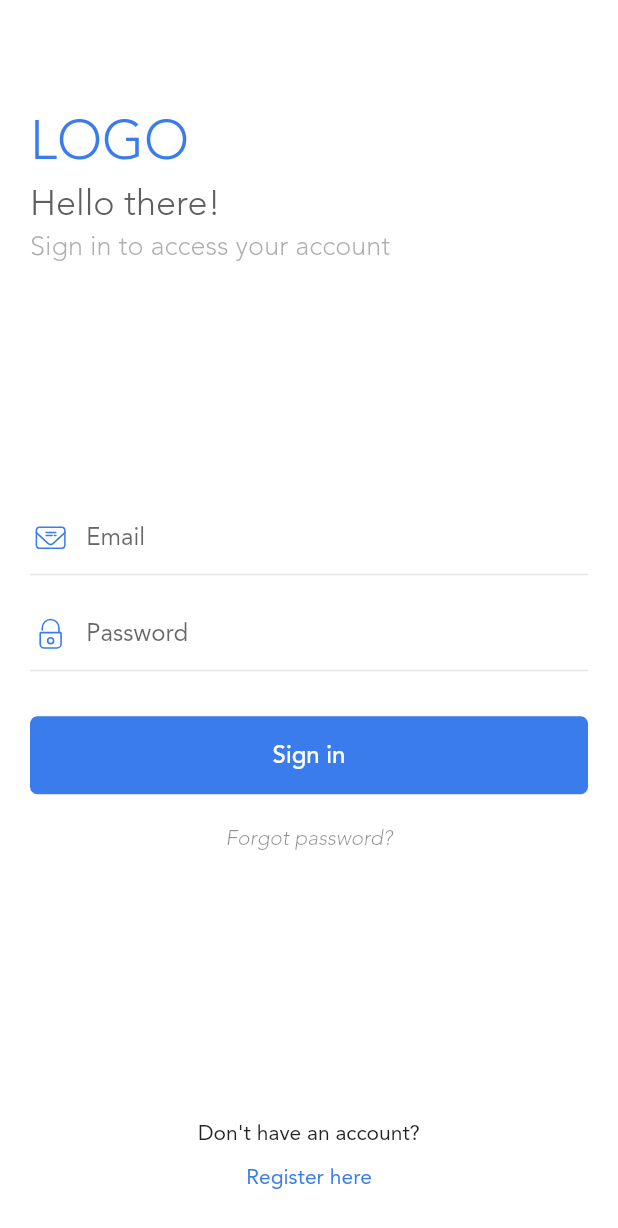
After one commit to inovtribe/flutter_real_estate, a Flutter app: the SignInScreen screen opened directly, on a phone screen of 412 x 824 dp. The commit adds this screen. Shown: the top 1228 px of the screen. Run offline on Flutter 3.47's test engine with Material 2 defaults, Android fonts, the phone set to English and light mode, and no system bars; our stand-ins replace flutter_svg, introduction_screen.

Commit message:
Sign in screen

```diff
--- /dev/null
+++ b/lib/constants/colors.dart
@@ -0,0 +1,4 @@
+import 'package:flutter/material.dart';
+const blue = Color(0xFF3B7CEC);
+const lightBlue = Color(0xFF9DABC0);
+const gray = Color(0xFF5F5F5F);
--- a/lib/main.dart
+++ b/lib/main.dart
@@ -11,16 +11,9 @@ class MyApp extends StatelessWidget {
       title: 'Flutter Demo',
       debugShowCheckedModeBanner: false,
       theme: ThemeData(
-        // This is the theme of your application.
-        //
-        // Try running your application with "flutter run". You'll see the
-        // application has a blue toolbar. Then, without quitting the app, try
-        // changing the primarySwatch below to Colors.green and then invoke
-        // "hot reload" (press "r" in the console where you ran "flutter run",
-        // or simply save your changes to "hot reload" in a Flutter IDE).
-        // Notice that the counter didn't reset back to zero; the application
-        // is not restarted.
         primarySwatch: Colors.blue,
+        backgroundColor: Colors.white,
+        canvasColor: Colors.white
       ),
       home: OnboardingScreen(),
     );
--- a/lib/screens/onboarding.dart
+++ b/lib/screens/onboarding.dart
@@ -1,6 +1,8 @@
+import 'package:flutter/cupertino.dart';
 import 'package:flutter/material.dart';
 import 'package:flutter_svg/flutter_svg.dart';
 import 'package:introduction_screen/introduction_screen.dart';
+import 'package:real_estate/screens/sign_in.dart';
 import 'package:real_estate/text_styles/Introduction.dart';
 
 class OnboardingScreen extends StatefulWidget {
@@ -83,9 +85,18 @@ class _OnboardingScreenState extends State<OnboardingScreen> {
                 ))
             .toList(),
         onDone: () {},
-        done: const Text(
-          'SIGN IN',
-          style: buttonText,
+        done: GestureDetector(
+          onTap: () {
+            Navigator.of(context).pushReplacement(
+              CupertinoPageRoute(
+                builder: (ctx) => SignInScreen(),
+              ),
+            );
+          },
+          child: const Text(
+            'SIGN IN',
+            style: buttonText,
+          ),
         ),
         next: const Text(
           'NEXT',
--- /dev/null
+++ b/lib/screens/sign_in.dart
@@ -0,0 +1,192 @@
+import 'package:flutter/material.dart';
+import 'package:flutter_svg/flutter_svg.dart';
+import 'package:real_estate/constants/colors.dart';
+
+class SignInScreen extends StatefulWidget {
+  @override
+  _SignInScreenState createState() => _SignInScreenState();
+}
+
+class _SignInScreenState extends State<SignInScreen> {
+  Widget _buildHeader() {
+    return Container(
+      width: double.infinity,
+      padding: EdgeInsets.only(top: 50),
+      child: Column(
+        crossAxisAlignment: CrossAxisAlignment.start,
+        children: <Widget>[
+          Text(
+            "LOGO",
+            style: TextStyle(
+              fontFamily: "Avenir",
+              fontSize: 36,
+              fontWeight: FontWeight.w300,
+              color: blue,
+            ),
+          ),
+          Text(
+            "Hello there!",
+            style: TextStyle(
+              fontFamily: "Avenir",
+              fontSize: 24,
+              fontWeight: FontWeight.w300,
+              color: gray,
+            ),
+          ),
+          Opacity(
+            opacity: .5,
+            child: Text(
+              "Sign in to access your account",
+              style: TextStyle(
+                color: gray,
+                fontFamily: "Avenir",
+                fontSize: 18,
+                fontWeight: FontWeight.w300,
+              ),
+            ),
+          )
+        ],
+      ),
+    );
+  }
+
+  Widget _buildTextField(String hintText, bool isPassword) {
+    return TextField(
+      obscureText: isPassword,
+      style: TextStyle(
+        fontFamily: "Avenir",
+        fontSize: 16,
+      ),
+      decoration: InputDecoration(
+        hintText: hintText,
+        border: UnderlineInputBorder(
+          borderSide: BorderSide.none,
+        ),
+      ),
+    );
+  }
+
+  Widget _buildFormRow(String iconPath, String hintText, bool isPassword) {
+    return Container(
+      decoration: BoxDecoration(
+        border: Border(
+          bottom: BorderSide(
+            color: Color(0xFFE6E6E6),
+          ),
+        ),
+      ),
+      child: Row(
+        children: <Widget>[
+          SvgPicture.asset(iconPath),
+          SizedBox(width: 10),
+          Flexible(
+            child: _buildTextField(hintText, isPassword),
+          ),
+        ],
+      ),
+    );
+  }
+
+  Widget _buildForm() {
+    return Container(
+      width: double.infinity,
+      child: Column(
+        children: <Widget>[
+          _buildFormRow("assets/images/email.svg", "Email", false),
+          SizedBox(height: 15),
+          _buildFormRow("assets/images/lock.svg", "Password", true),
+          SizedBox(height: 30),
+          Container(
+            width: double.infinity,
+            child: RaisedButton(
+              onPressed: () {},
+              padding: EdgeInsets.symmetric(vertical: 15),
+              elevation: 0,
+              shape: RoundedRectangleBorder(
+                borderRadius: BorderRadius.circular(5),
+              ),
+              color: blue,
+              textColor: Colors.white,
+              child: Text(
+                'Sign in',
+                style: TextStyle(
+                  fontFamily: "Avenir",
+                  fontSize: 16,
+                ),
+              ),
+            ),
+          ),
+          GestureDetector(
+            onTap: () {
+              print("Forgot password");
+            },
+            child: Container(
+              padding: EdgeInsets.all(20),
+              child: Opacity(
+                opacity: .5,
+                child: Text(
+                  'Forgot password?',
+                  style: TextStyle(
+                    fontFamily: "Avenir",
+                    fontSize: 14,
+                    fontStyle: FontStyle.italic,
+                  ),
+                ),
+              ),
+            ),
+          ),
+        ],
+      ),
+    );
+  }
+
+  Widget _buildFooter() {
+    const footerStyle = TextStyle(fontFamily: "Avenir", fontSize: 14);
+    return Container(
+      child: Column(
+        children: <Widget>[
+          Text(
+            "Don't have an account?",
+            style: footerStyle,
+          ),
+          GestureDetector(
+            onTap: () {
+              print("Register");
+            },
+            child: Container(
+              padding: EdgeInsets.all(10),
+              child: Text(
+                "Register here",
+                style: footerStyle.copyWith(color: blue),
+              ),
+            ),
+          ),
+        ],
+      ),
+    );
+  }
+
+  @override
+  Widget build(BuildContext context) {
+    return Scaffold(
+      body: SingleChildScrollView(
+        child: ConstrainedBox(
+          constraints: BoxConstraints(maxHeight: MediaQuery.of(context).size.height),
+          child: Container(
+            padding: EdgeInsets.all(20),
+            child: Column(
+              mainAxisAlignment: MainAxisAlignment.spaceBetween,
+              children: <Widget>[
+                _buildHeader(),
+                // SizedBox(height: 100),
+                _buildForm(),
+                // SizedBox(height: 200),
+                _buildFooter(),
+              ],
+            ),
+          ),
+        ),
+      ),
+    );
+  }
+}
--- a/lib/text_styles/Introduction.dart
+++ b/lib/text_styles/Introduction.dart
@@ -1,20 +1,21 @@
 import 'package:flutter/material.dart';
+import 'package:real_estate/constants/colors.dart';
 
 const introTitleStyle = const TextStyle(
   fontFamily: 'Avenir',
   fontSize: 22.0,
   fontWeight: FontWeight.w700,
-  color: Color(0xFF3B7CEC)
+  color: blue
 );
 
 const introBodyStyle = const TextStyle(
   fontFamily: 'Avenir',
   fontSize: 18.0,
-  color: Color(0xFF5F5F5F),
+  color: gray,
 );
 
 const buttonText = const TextStyle(
   fontFamily: 'Avenir',
   fontSize: 14,
-  color: Color(0xFF9DABC0),
+  color: lightBlue,
 );
--- a/pubspec.yaml
+++ b/pubspec.yaml
@@ -14,7 +14,7 @@ description: A new Flutter project.
 version: 1.0.0+1
 
 environment:
-  sdk: ">=2.1.0 <3.0.0"
+  sdk: ">=2.3.0 <3.0.0"
 
 dependencies:
   flutter:
```
Also changed, not shown: assets/images/email.svg (added), assets/images/ico-email.svg (added), assets/images/ico-lock.svg (added), assets/images/lock.svg (added).
